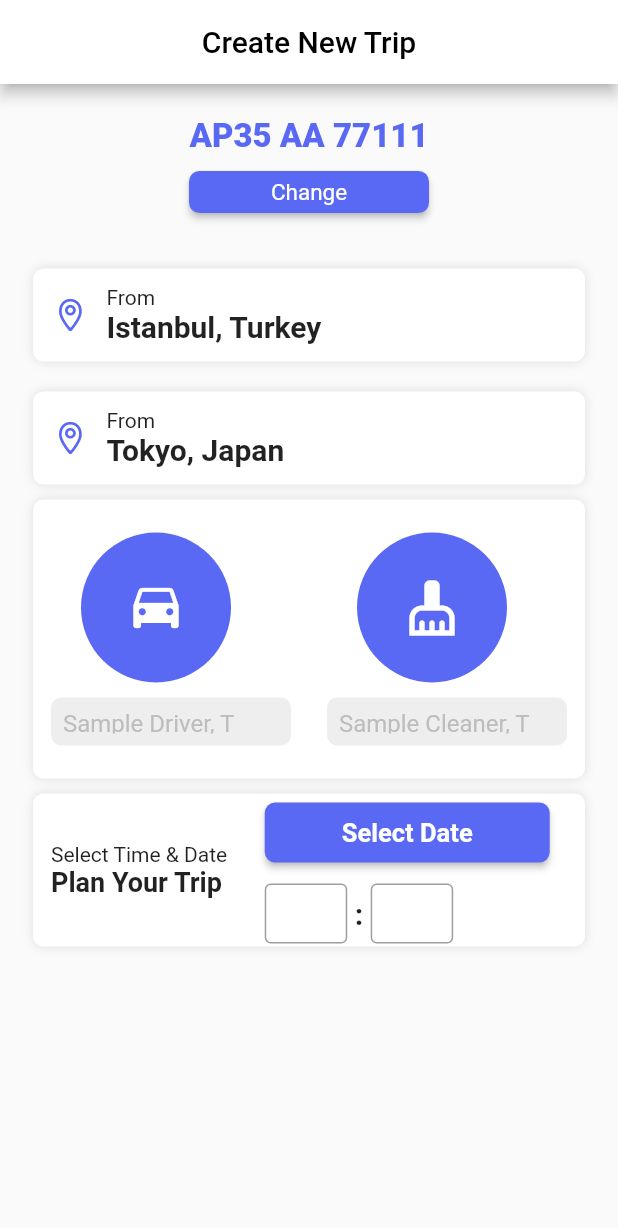
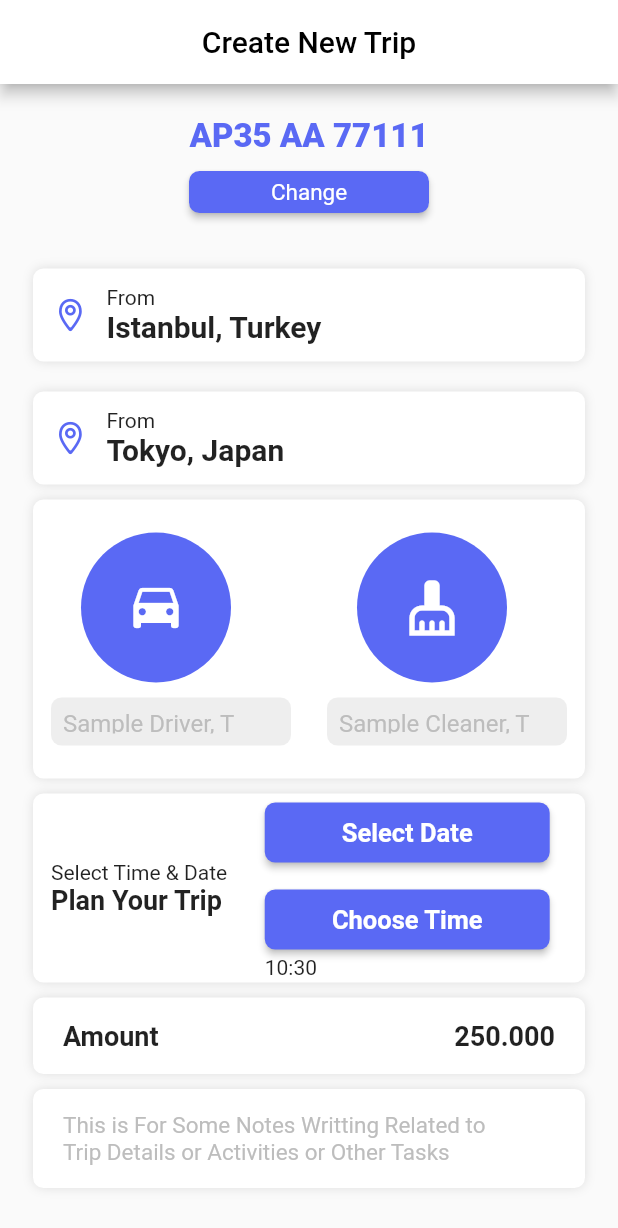
Before and after one commit to Akib7/trip_app, a Flutter app: the screen it shows after launch, on a phone screen of 412 x 824 dp. Shown: the top 1228 px of the screen. Run offline on Flutter 3.47's test engine with Material 2 defaults, Android fonts, the phone set to English and light mode, and no system bars.

Commit message:
added the fourth container and fifth container

```diff
--- a/lib/my_home_page.dart
+++ b/lib/my_home_page.dart
@@ -1,6 +1,7 @@
 import 'package:flutter/cupertino.dart';
 import 'package:flutter/material.dart';
 import 'package:trip_app/constants.dart';
+import 'package:trip_app/widget/amount.dart';
 
 import 'widget/destination.dart';
 import 'widget/driverContainer.dart';
@@ -14,9 +15,25 @@ class MyHomePage extends StatefulWidget {
   State<MyHomePage> createState() => _MyHomePageState();
 }
 
-TextEditingController inputController = TextEditingController();
+TextEditingController hourController = TextEditingController();
+TextEditingController minuteController = TextEditingController();
 
 class _MyHomePageState extends State<MyHomePage> {
+  TimeOfDay selectedTime = TimeOfDay.now();
+
+  _selectTime(BuildContext context) async {
+    final TimeOfDay? timeOfDay = await showTimePicker(
+      context: context,
+      initialTime: selectedTime,
+      initialEntryMode: TimePickerEntryMode.input,
+    );
+    if (timeOfDay != null && timeOfDay != selectedTime) {
+      setState(() {
+        selectedTime = timeOfDay;
+      });
+    }
+  }
+
   @override
   Widget build(BuildContext context) {
     return Scaffold(
@@ -34,7 +51,7 @@ class _MyHomePageState extends State<MyHomePage> {
           children: [
             Column(
               mainAxisAlignment: MainAxisAlignment.start,
-              children: <Widget>[
+              children: [
                 const SizedBox(
                   height: 22,
                 ),
@@ -168,47 +185,109 @@ class _MyHomePageState extends State<MyHomePage> {
                                 ),
                               ),
                             ),
-                            Row(
-                              children: const [
-                                SizedBox(
-                                  width: 55,
-                                  height: 40,
-                                  child: TextField(
-                                    decoration: InputDecoration(
-                                      border: OutlineInputBorder(),
-                                    ),
-                                  ),
+                            ElevatedButton(
+                              onPressed: () {
+                                _selectTime(context);
+                              },
+                              style: ElevatedButton.styleFrom(
+                                primary: app_color,
+                                padding: const EdgeInsets.symmetric(
+                                    horizontal: 30, vertical: 10),
+                                textStyle: const TextStyle(fontSize: 15),
+                                shape: RoundedRectangleBorder(
+                                    borderRadius: BorderRadius.circular(7.0)),
+                                minimumSize: const Size(190, 15),
+                              ),
+                              child: const Text(
+                                "Choose Time",
+                                style: TextStyle(
+                                  fontSize: 17,
+                                  fontWeight: FontWeight.bold,
                                 ),
-                                SizedBox(
-                                  width: 5,
-                                ),
-                                Text(
-                                  ":",
-                                  style: TextStyle(
-                                    fontSize: 20,
-                                    fontWeight: FontWeight.bold,
-                                  ),
-                                ),
-                                SizedBox(
-                                  width: 5,
-                                ),
-                                SizedBox(
-                                  width: 55,
-                                  height: 40,
-                                  child: TextField(
-                                    decoration: InputDecoration(
-                                      border: OutlineInputBorder(),
-                                    ),
-                                  ),
-                                ),
-                              ],
+                              ),
                             ),
+                            Text("${selectedTime.hour}:${selectedTime.minute}"),
+
+                            // Row(
+                            //   children: const [
+                            //     SizedBox(
+                            //       width: 55,
+                            //       height: 40,
+                            //       child: TextField(
+                            //         keyboardType: TextInputType.number,
+                            //         decoration: InputDecoration(
+                            //           border: OutlineInputBorder(),
+                            //         ),
+                            //       ),
+                            //     ),
+                            //     SizedBox(
+                            //       width: 5,
+                            //     ),
+                            //     Text(
+                            //       ":",
+                            //       style: TextStyle(
+                            //         fontSize: 20,
+                            //         fontWeight: FontWeight.bold,
+                            //       ),
+                            //     ),
+                            //     SizedBox(
+                            //       width: 5,
+                            //     ),
+                            //     SizedBox(
+                            //       width: 55,
+                            //       height: 40,
+                            //       child: TextField(
+                            //         keyboardType: TextInputType.number,
+                            //         decoration: InputDecoration(
+                            //           border: OutlineInputBorder(),
+                            //         ),
+                            //       ),
+                            //     ),
+                            //     SizedBox(
+                            //       width: 15,
+                            //     ),
+
+                            //   ],
+                            // ),
                           ],
                         ),
                       ],
                     ),
                   ),
-                )
+                ),
+                const Amount(),
+                Padding(
+                  padding:
+                      const EdgeInsets.symmetric(horizontal: 22, vertical: 5),
+                  child: Container(
+                    padding: const EdgeInsets.symmetric(
+                        horizontal: 10, vertical: 15),
+                    decoration: BoxDecoration(
+                        boxShadow: [
+                          BoxShadow(
+                            color: Colors.grey.withOpacity(0.3), //New
+                            blurRadius: 5.0,
+                          )
+                        ],
+                        color: Colors.white,
+                        borderRadius: BorderRadius.circular(7.0)),
+                    child: Padding(
+                      padding: const EdgeInsets.symmetric(horizontal: 10.0),
+                      child: Row(
+                        mainAxisAlignment: MainAxisAlignment.start,
+                        children: [
+                          Text(
+                            'This is For Some Notes Writting Related to\nTrip Details or Activities or Other Tasks',
+                            style: TextStyle(
+                              fontSize: 15,
+                              color: Colors.grey.shade400,
+                            ),
+                          ),
+                        ],
+                      ),
+                    ),
+                  ),
+                ),
               ],
             ),
           ],
--- /dev/null
+++ b/lib/widget/amount.dart
@@ -0,0 +1,43 @@
+import 'package:flutter/material.dart';
+
+class Amount extends StatelessWidget {
+  const Amount({Key? key}) : super(key: key);
+
+  @override
+  Widget build(BuildContext context) {
+    return Padding(
+      padding: const EdgeInsets.symmetric(horizontal: 22, vertical: 5),
+      child: Container(
+        padding: const EdgeInsets.symmetric(horizontal: 10, vertical: 15),
+        decoration: BoxDecoration(boxShadow: [
+          BoxShadow(
+            color: Colors.grey.withOpacity(0.3), //New
+            blurRadius: 5.0,
+          )
+        ], color: Colors.white, borderRadius: BorderRadius.circular(7.0)),
+        child: Padding(
+          padding: const EdgeInsets.symmetric(horizontal: 10.0),
+          child: Row(
+            mainAxisAlignment: MainAxisAlignment.spaceBetween,
+            children: const [
+              Text(
+                'Amount',
+                style: TextStyle(
+                  fontSize: 18,
+                  fontWeight: FontWeight.bold,
+                ),
+              ),
+              Text(
+                '250.000',
+                style: TextStyle(
+                  fontSize: 18,
+                  fontWeight: FontWeight.bold,
+                ),
+              ),
+            ],
+          ),
+        ),
+      ),
+    );
+  }
+}
```
